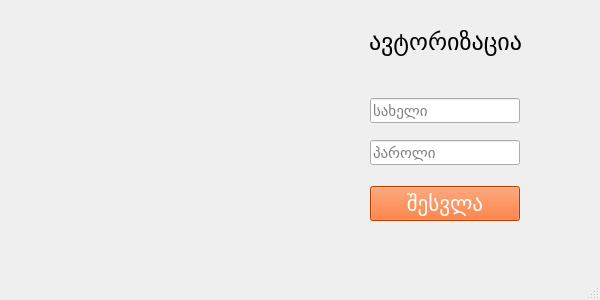
This is ui/login.ui in bekashvelidze/renew-commercial as Qt 5 draws it before an edit. The edited form follows.
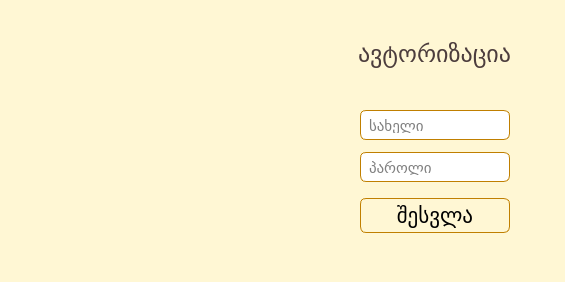
This is the edited form. Icons and pictures are not drawn.

The edit to the form file:
```diff
--- a/ui/login.ui
+++ b/ui/login.ui
@@ -6,19 +6,38 @@
    <rect>
     <x>0</x>
     <y>0</y>
-    <width>600</width>
-    <height>300</height>
+    <width>565</width>
+    <height>282</height>
    </rect>
   </property>
   <property name="windowTitle">
    <string>MainWindow</string>
   </property>
+  <property name="styleSheet">
+   <string notr="true">QMainWindow {background-color: #FFF7D4;}
+QPushButton {
+	border: 1px solid #C07F00;
+	background: #FFF7D4;
+	border-radius: 6px;
+
+}
+
+QPushButton:hover {
+	border: 1px solid black;
+	background-color: #FFD95A;
+}
+QLineEdit {
+	border: 1px solid #C07F00;
+	border-radius: 6px;	
+	padding: 6px;
+}</string>
+  </property>
   <widget class="QWidget" name="centralwidget">
    <widget class="QLabel" name="authorize_label">
     <property name="geometry">
      <rect>
-      <x>369</x>
-      <y>26</y>
+      <x>358</x>
+      <y>38</y>
       <width>155</width>
       <height>31</height>
      </rect>
@@ -29,6 +48,9 @@
       <pointsize>18</pointsize>
      </font>
     </property>
+    <property name="styleSheet">
+     <string notr="true">color: rgb(76, 61, 61);</string>
+    </property>
     <property name="text">
      <string>ავტორიზაცია</string>
     </property>
@@ -36,10 +58,10 @@
    <widget class="QLineEdit" name="username">
     <property name="geometry">
      <rect>
-      <x>370</x>
-      <y>98</y>
+      <x>360</x>
+      <y>110</y>
       <width>150</width>
-      <height>25</height>
+      <height>30</height>
      </rect>
     </property>
     <property name="font">
@@ -58,10 +80,10 @@
    <widget class="QLineEdit" name="password">
     <property name="geometry">
      <rect>
-      <x>370</x>
-      <y>140</y>
+      <x>360</x>
+      <y>152</y>
       <width>150</width>
-      <height>25</height>
+      <height>30</height>
      </rect>
     </property>
     <property name="font">
@@ -83,8 +105,8 @@
    <widget class="QPushButton" name="login_button">
     <property name="geometry">
      <rect>
-      <x>370</x>
-      <y>186</y>
+      <x>360</x>
+      <y>198</y>
       <width>150</width>
       <height>35</height>
      </rect>
@@ -96,10 +118,7 @@
      </font>
     </property>
     <property name="styleSheet">
-     <string notr="true">QPushButton {
-	background-color: rgb(255, 85, 0);
-	color: rgb(255, 255, 255);
-}</string>
+     <string notr="true"/>
     </property>
     <property name="text">
      <string>შესვლა</string>
@@ -108,7 +127,7 @@
    <widget class="QLabel" name="logo">
     <property name="geometry">
      <rect>
-      <x>40</x>
+      <x>0</x>
       <y>0</y>
       <width>280</width>
       <height>280</height>
@@ -122,17 +141,6 @@
     </property>
    </widget>
   </widget>
-  <widget class="QMenuBar" name="menubar">
-   <property name="geometry">
-    <rect>
-     <x>0</x>
-     <y>0</y>
-     <width>600</width>
-     <height>21</height>
-    </rect>
-   </property>
-  </widget>
-  <widget class="QStatusBar" name="statusbar"/>
  </widget>
  <resources>
   <include location="img.qrc"/>
```
Left out of the diff: 4 changed lines with no effect on the pictures.
